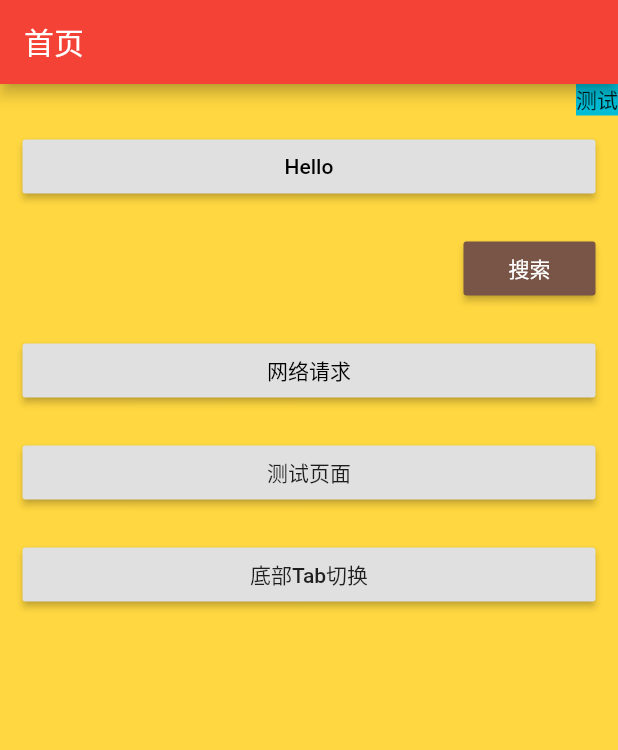
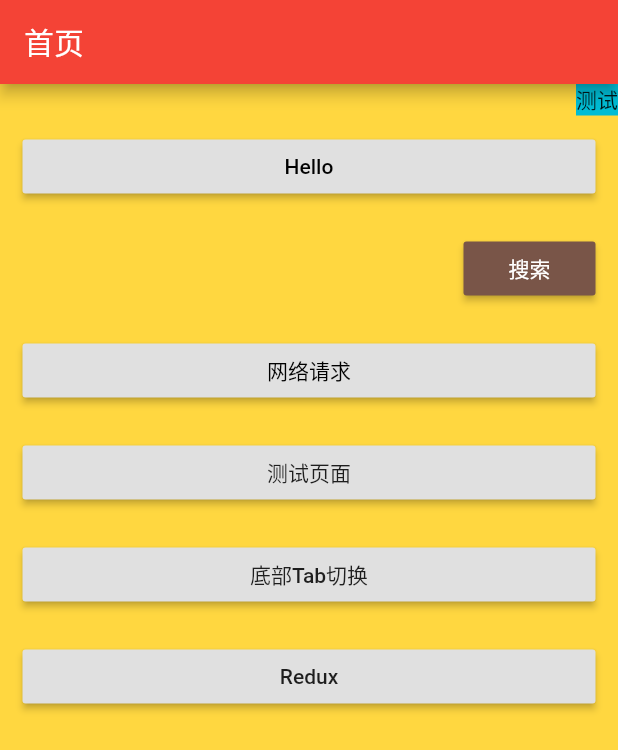
Before and after one commit to xionghaoo/flutter_demo, a Flutter app: the screen it shows after launch, on a phone screen of 412 x 824 dp. Shown: the top 750 px of the screen. Run offline on Flutter 3.47's test engine with Material 2 defaults, Android fonts, the phone set to English and light mode, and no system bars; our stand-ins replace flutter_redux, fluttertoast, redux; generated files the repository leaves out were written again.

Commit message:
添加redux

```diff
--- a/lib/home.dart
+++ b/lib/home.dart
@@ -2,6 +2,7 @@ import 'package:flutter/material.dart';
 import 'package:flutter_demo/screen/bottom_tabs.dart';
 import 'package:flutter_demo/screen/network.dart';
 import 'package:flutter_demo/screen/test.dart';
+import 'package:flutter_demo/screen/todo_list.dart';
 import 'package:flutter_demo/search.dart';
 
 class HomePage extends StatefulWidget {
@@ -101,6 +102,18 @@ class _HomePageState extends State<HomePage> {
                   },
                 ),
               ),
+            ),
+            Container(
+              width: MediaQuery.of(context).size.width,
+              child: Padding(
+                padding: EdgeInsets.fromLTRB(15, 10, 15, 10),
+                child: RaisedButton(
+                  child: Text("Redux"),
+                  onPressed: () {
+                    Navigator.of(context).push(MaterialPageRoute(builder: (context) => ToDoListPage()));
+                  },
+                ),
+              ),
             )
           ],
         ),
--- a/lib/main.dart
+++ b/lib/main.dart
@@ -1,29 +1,31 @@
 import 'package:flutter/material.dart';
 import 'package:flutter_demo/home.dart';
+import 'package:flutter_demo/redux/middleware.dart';
+import 'package:flutter_demo/redux/reducers.dart';
+import 'package:flutter_demo/redux/state.dart';
+import 'package:flutter_demo/theme/colors.dart';
+import 'package:flutter_redux/flutter_redux.dart';
+import 'package:redux/redux.dart';
 
 void main() => runApp(MyApp());
 
+/// This Reducer updates the Store with a new State depending on what Action it receives
 class MyApp extends StatelessWidget {
   // This widget is the root of your application.
+  final Store<AppState> store = Store<AppState>(
+      appReducer,
+      initialState: AppState.initial(),
+      middleware: createStoreMiddleware()
+  );
+
   @override
-  Widget build(BuildContext context) {
-    return MaterialApp(
-      debugShowCheckedModeBanner: false,
-      title: 'Flutter Demo',
+  Widget build(BuildContext context) => StoreProvider(
+    store: store,
+    child: MaterialApp(
       theme: ThemeData(
-        // This is the theme of your application.
-        //
-        // Try running your application with "flutter run". You'll see the
-        // application has a blue toolbar. Then, without quitting the app, try
-        // changing the primarySwatch below to Colors.green and then invoke
-        // "hot reload" (press "r" in the console where you ran "flutter run",
-        // or simply save your changes to "hot reload" in a Flutter IDE).
-        // Notice that the counter didn't reset back to zero; the application
-        // is not restarted.
-        primarySwatch: Colors.blue,
-        primaryColor: Colors.red[500]
+        primaryColor: primaryColor
       ),
       home: HomePage(),
-    );
-  }
+    ),
+  );
 }
--- /dev/null
+++ b/lib/redux/middleware.dart
@@ -0,0 +1,14 @@
+import 'package:flutter_demo/redux/actions.dart';
+import 'package:flutter_demo/redux/state.dart';
+import 'package:redux/redux.dart';
+
+List<Middleware<AppState>> createStoreMiddleware() => [
+  TypedMiddleware<AppState, SaveListAction>(_saveList)
+];
+
+Future _saveList(Store<AppState> store, SaveListAction action, NextDispatcher next) async {
+  print("save list start");
+  await Future.sync(() => Duration(seconds: 3));
+  print("save list end, next action: ${action}");
+  next(action);
+}
--- /dev/null
+++ b/lib/redux/state.dart
@@ -0,0 +1,19 @@
+import 'package:flutter_demo/repo/data/todo_item.dart';
+
+class AppState {
+  final List<ToDoItem> toDos;
+  final ListState listState;
+
+  AppState(this.toDos, this.listState);
+
+  // 单例模式
+  factory AppState.initial() => AppState(List.unmodifiable([
+    ToDoItem("TodoItem1"),
+    ToDoItem("TodoItem2"),
+    ToDoItem("TodoItem3")
+  ]), ListState.ListOnly);
+}
+
+enum ListState {
+  ListOnly, ListWithNewItem
+}
--- /dev/null
+++ b/lib/repo/data/todo_item.dart
@@ -0,0 +1,10 @@
+class ToDoItem {
+  final String title;
+  ToDoItem(this.title);
+
+  @override
+  bool operator ==(other) => identical(this, other) || other is ToDoItem && runtimeType == other.runtimeType && title == other.title;
+
+  @override
+  int get hashCode => title.hashCode;
+}
--- a/pubspec.yaml
+++ b/pubspec.yaml
@@ -27,14 +27,14 @@ dependencies:
   json_annotation: ^2.0.0
   http: ^0.12.0+2
   intl: ^0.16.0
+  redux: ^4.0.0
+  flutter_redux: ^0.6.0
 
 dev_dependencies:
   flutter_test:
     sdk: flutter
   build_runner: ^1.0.0
   json_serializable: ^2.0.0
-  redux: ^4.0.0
-  flutter_redux: ^0.6.0
 
 
 # For information on the generic Dart part of this file, see the
```
Also changed, not shown: lib/redux/actions.dart (added, +20 -0 lines), lib/redux/reducers.dart (added, +31 -0 lines), lib/screen/todo_list.dart (added, +107 -0 lines), pubspec.lock, 1 other file.
